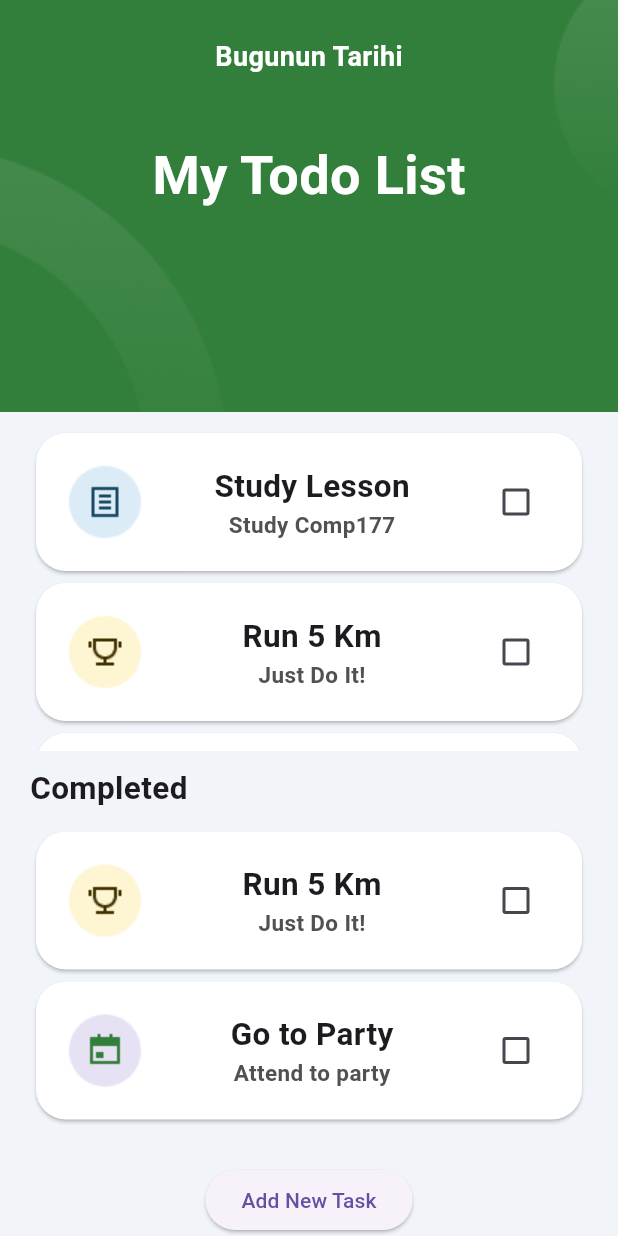
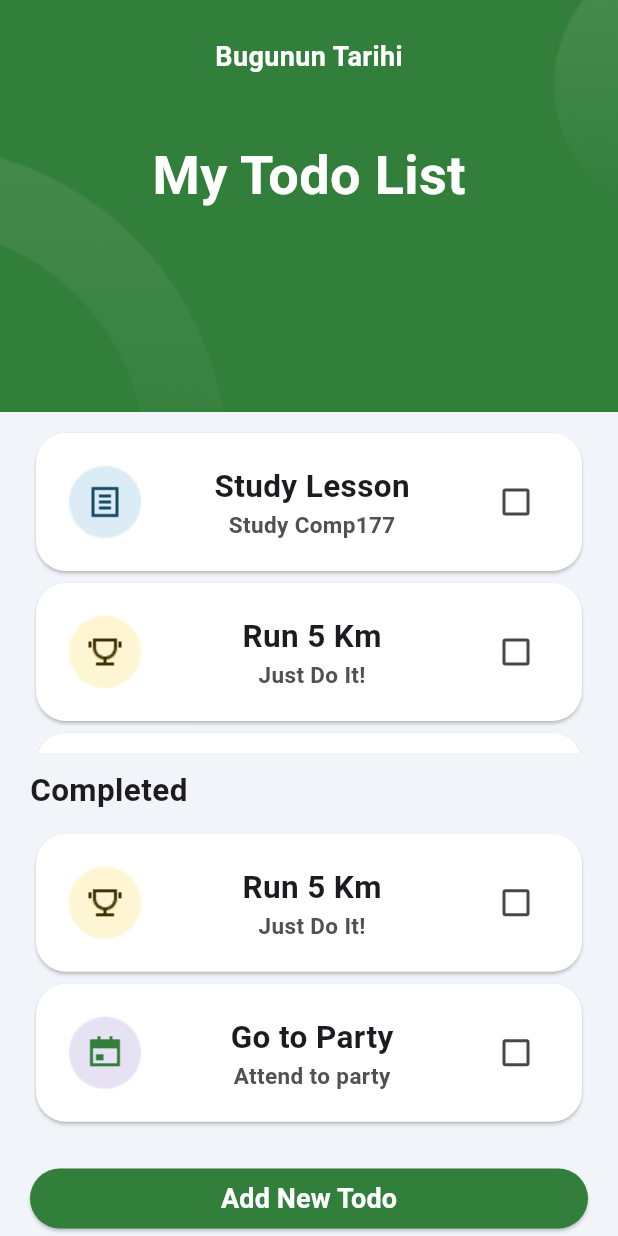
Before and after one commit to Limtotage/flutter_todo_app, a Flutter app: the LoginRagistePage screen opened directly, after a tap on "Login", on a phone screen of 412 x 824 dp. Run offline on Flutter 3.47's test engine with Material 3 defaults, Android fonts, the phone set to English and light mode, and no system bars; our stand-ins replace firebase_auth, firebase_core, hexcolor; accounts and stored records are empty; network calls fail.

Commit message:
v0.12 Rest API Removed Custom Button Added

```diff
--- /dev/null
+++ b/lib/customItems/custom_button.dart
@@ -0,0 +1,42 @@
+import 'package:flutter/material.dart';
+
+class CustomButtonItem extends StatefulWidget {
+  const CustomButtonItem({
+    super.key,
+    required this.width,
+    required this.height,
+    required this.text,
+    required this.color,
+    required this.textColor,
+    required this.onPressed,
+  });
+  final double width;
+  final double height;
+  final String text;
+  final Color color;
+  final Color textColor;
+  final VoidCallback onPressed;
+  @override
+  State<CustomButtonItem> createState() => _CustomButtonItemState();
+}
+
+class _CustomButtonItemState extends State<CustomButtonItem> {
+  @override
+  Widget build(BuildContext context) {
+    return SizedBox(
+      width: widget.width,
+      height: widget.height,
+      child: ElevatedButton(
+          onPressed: widget.onPressed,
+          style: ElevatedButton.styleFrom(
+              backgroundColor: widget.color,
+              foregroundColor: widget.textColor,
+              shape: RoundedRectangleBorder(
+                  borderRadius: BorderRadius.circular(50))),
+          child: Text(
+            widget.text,
+            style: TextStyle(fontSize: 18, fontWeight: FontWeight.bold),
+          )),
+    );
+  }
+}
--- a/lib/model/todo.dart
+++ /dev/null
@@ -1,27 +0,0 @@
-class ToDo {
-  ToDo({
-    required this.id,
-    required this.todo,
-    required this.completed,
-    required this.userId,
-  });
-  int? id;
-  String? todo;
-  bool? completed;
-  int? userId;
-
-  ToDo.fromJson(Map<String, dynamic> jsonmap) {
-    id = jsonmap["id"];
-    todo = jsonmap["todo"];
-    completed = jsonmap["completed"];
-    userId = jsonmap["userId"];
-  }
-  Map<String, dynamic> toJson() {
-    final Map<String, dynamic> data = {};
-    data["id"] = id;
-    data["todo"] = todo;
-    data["completed"] = completed;
-    data["userId"] = userId;
-    return data;
-  }
-}
--- a/lib/screens/add_new_task.dart
+++ b/lib/screens/add_new_task.dart
@@ -1,6 +1,7 @@
 import 'package:flutter/material.dart';
 import 'package:flutter_todo_app/constants/color.dart';
 import 'package:flutter_todo_app/constants/task_type.dart';
+import 'package:flutter_todo_app/customItems/custom_button.dart';
 import 'package:flutter_todo_app/customItems/gesture_icon_items.dart';
 import 'package:flutter_todo_app/customItems/add_new_task_header.dart';
 import 'package:flutter_todo_app/customItems/time_date_input_items.dart';
@@ -30,6 +31,7 @@ class _AddNewTaskScreenState extends State<AddNewTaskScreen> {
 
   @override
   Widget build(BuildContext context) {
+    double deviceWidth = MediaQuery.of(context).size.width;
     return SafeArea(
       child: Scaffold(
         backgroundColor: HexColor(backGroundColor),
@@ -131,7 +133,14 @@ class _AddNewTaskScreenState extends State<AddNewTaskScreen> {
                               borderRadius: BorderRadius.circular(10))),
                     ),
                   )),
-              ElevatedButton(
+              Padding(
+                padding: const EdgeInsets.only(top: 10.0),
+                child: CustomButtonItem(
+                    width: deviceWidth - 40,
+                    height: 40,
+                    text: "Save",
+                    color: Color(0xFF327E3B),
+                    textColor: Colors.white,
                     onPressed: () {
                       Task newTask = Task(
                           type: taskType,
@@ -140,8 +149,8 @@ class _AddNewTaskScreenState extends State<AddNewTaskScreen> {
                           isCompleted: false);
                       widget.addNewTask(newTask);
                       Navigator.pop(context);
-                  },
-                  child: Text("Save"))
+                    }),
+              )
             ],
           ),
         ),
--- a/lib/screens/home.dart
+++ b/lib/screens/home.dart
@@ -1,11 +1,11 @@
 import 'package:flutter/material.dart';
 import 'package:flutter_todo_app/constants/color.dart';
 import 'package:flutter_todo_app/constants/task_type.dart';
+import 'package:flutter_todo_app/customItems/custom_button.dart';
 import 'package:flutter_todo_app/customItems/header_item.dart';
 import 'package:flutter_todo_app/customItems/todo_item.dart';
 import 'package:flutter_todo_app/model/task.dart';
 import 'package:flutter_todo_app/screens/add_new_task.dart';
-import 'package:flutter_todo_app/services/todo_service.dart';
 import 'package:hexcolor/hexcolor.dart';
 
 class HomeScreen extends StatefulWidget {
@@ -53,8 +53,8 @@ class _HomeScreenState extends State<HomeScreen> {
 
   @override
   Widget build(BuildContext context) {
-    TodoService jsonservice = TodoService();
-    jsonservice.getTodos();
+    double deviceWidth = MediaQuery.of(context).size.width;
+
     return MaterialApp(
       home: SafeArea(
         child: Scaffold(
@@ -104,15 +104,22 @@ class _HomeScreenState extends State<HomeScreen> {
                 ),
               ),
               //New task button
-              ElevatedButton(
+              Padding(
+                padding: const EdgeInsets.only(bottom: 5.0),
+                child: CustomButtonItem(
+                    width: deviceWidth - 40,
+                    height: 40,
+                    text: "Add New Todo",
+                    color: Color(0xFF327E3B),
+                    textColor: Colors.white,
                     onPressed: () {
                       Navigator.of(context).push(MaterialPageRoute(
                         builder: (context) => AddNewTaskScreen(
                           addNewTask: (newTask) => addNewTask(newTask),
                         ),
                       ));
-                  },
-                  child: Text("Add New Task")),
+                    }),
+              )
             ],
           ),
         ),
--- a/lib/services/todo_service.dart
+++ /dev/null
@@ -1,19 +0,0 @@
-import 'dart:convert';
-
-import 'package:flutter_todo_app/model/todo.dart';
-import 'package:http/http.dart' as http;
-
-class TodoService {
-  final String url = "https://dummyjson.com/todos";
-
-  Future<List<ToDo>> getTodos() async {
-    final response = await http.get(Uri.parse(url));
-    List<dynamic> resp = jsonDecode(response.body)["todos"];
-    List<ToDo> todos = List.empty(growable: true);
-
-    resp.forEach((element) {
-      todos.add(ToDo.fromJson(element));
-    });
-    return todos;
-  }
-}
```
Also changed, not shown: 4 other files. Lines whose indentation alone changed are shown as unchanged.
